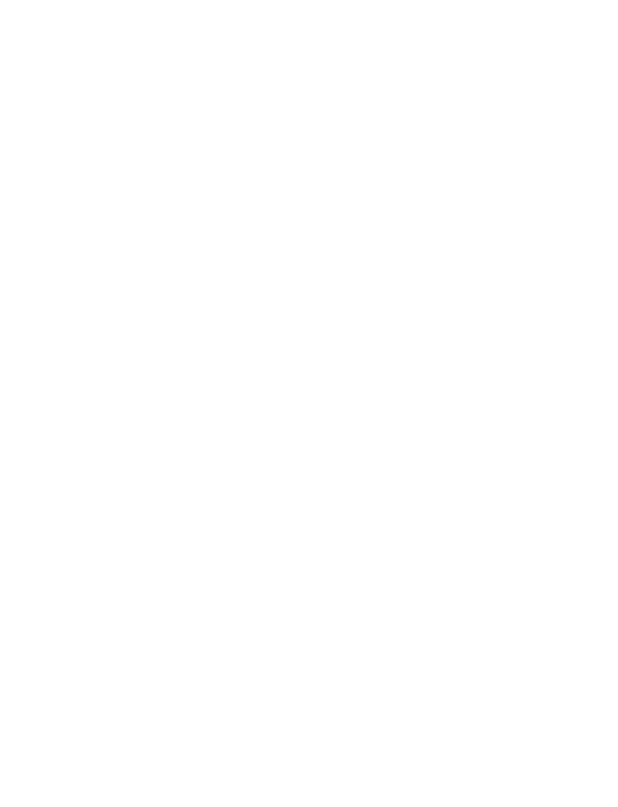
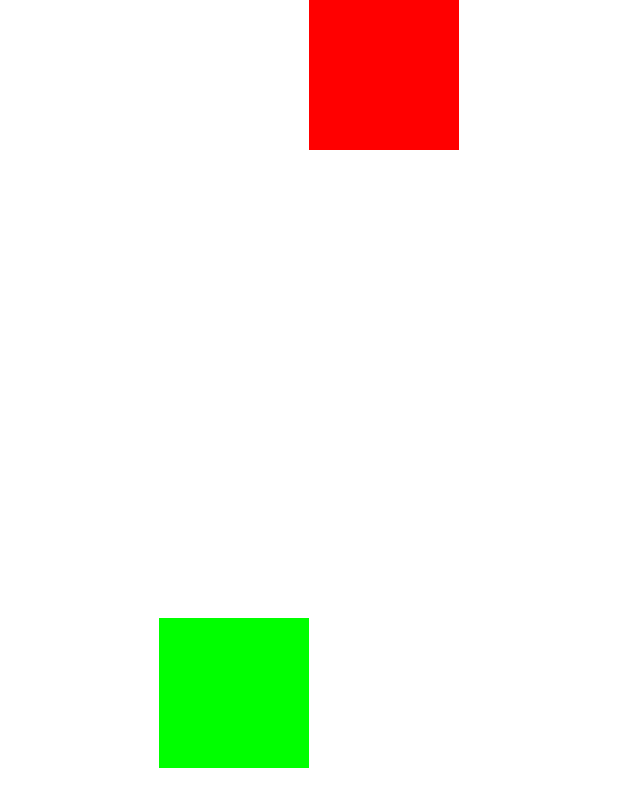
Before and after one commit to levkaantonov/ComposeTraining, an Android app built with Jetpack Compose: the screen it shows after launch (MainActivity), on a phone screen of 412 x 824 dp. Before the commit the part shown is empty. Shown: the top 807 px of the screen. Run offline under Robolectric (Android 15) with nearby library versions, the phone set to English and light mode, and no system bars; our stand-ins replace constraintlayout-compose.

Commit message:
constraintLayout

```diff
--- a/app/build.gradle
+++ b/app/build.gradle
@@ -62,4 +62,6 @@ dependencies {
     androidTestImplementation 'androidx.test.espresso:espresso-core:3.4.0'
     androidTestImplementation "androidx.compose.ui:ui-test-junit4:$compose_version"
     debugImplementation "androidx.compose.ui:ui-tooling:$compose_version"
+
+    implementation "androidx.constraintlayout:constraintlayout-compose:1.0.0-rc02"
 }
--- a/app/src/main/java/levkaantonov/com/study/composetraining/MainActivity.kt
+++ b/app/src/main/java/levkaantonov/com/study/composetraining/MainActivity.kt
@@ -3,20 +3,61 @@ package levkaantonov.com.study.composetraining
 import android.os.Bundle
 import androidx.activity.ComponentActivity
 import androidx.activity.compose.setContent
+import androidx.compose.foundation.background
+import androidx.compose.foundation.layout.Box
+import androidx.compose.foundation.layout.fillMaxSize
 import androidx.compose.material.MaterialTheme
 import androidx.compose.material.Surface
 import androidx.compose.material.Text
 import androidx.compose.runtime.Composable
+import androidx.compose.ui.Modifier
+import androidx.compose.ui.graphics.Color
+import androidx.compose.ui.layout.layoutId
 import androidx.compose.ui.tooling.preview.Preview
+import androidx.compose.ui.unit.dp
+import androidx.constraintlayout.compose.ChainStyle
+import androidx.constraintlayout.compose.ConstraintLayout
+import androidx.constraintlayout.compose.ConstraintSet
+import androidx.constraintlayout.compose.Dimension
 import levkaantonov.com.study.composetraining.ui.theme.ComposeTrainingTheme
 
 class MainActivity : ComponentActivity() {
     override fun onCreate(savedInstanceState: Bundle?) {
         super.onCreate(savedInstanceState)
         setContent {
-            ComposeTrainingTheme {
-                Surface(color = MaterialTheme.colors.background) {
+            val constraints = ConstraintSet {
+                val greenBox = createRefFor("greenBox")
+                val redBox = createRefFor("redBox")
+                val guideLine = createGuidelineFromTop(0.5f)
+
+                constrain(greenBox) {
+                    top.linkTo(guideLine)
+                    start.linkTo(parent.start)
+                    width = Dimension.value(100.dp)
+                    height = Dimension.value(100.dp)
                 }
+
+                constrain(redBox) {
+                    top.linkTo(parent.top)
+                    start.linkTo(greenBox.end)
+                    end.linkTo(parent.end)
+                    width = Dimension.value(100.dp)
+                    height = Dimension.value(100.dp)
+                }
+                createHorizontalChain(greenBox, redBox, chainStyle = ChainStyle.Packed)
+            }
+
+            ConstraintLayout(constraints, modifier = Modifier.fillMaxSize()) {
+                Box(
+                    modifier = Modifier
+                        .background(Color.Green)
+                        .layoutId("greenBox")
+                )
+                Box(
+                    modifier = Modifier
+                        .background(Color.Red)
+                        .layoutId("redBox")
+                )
             }
         }
     }
```
